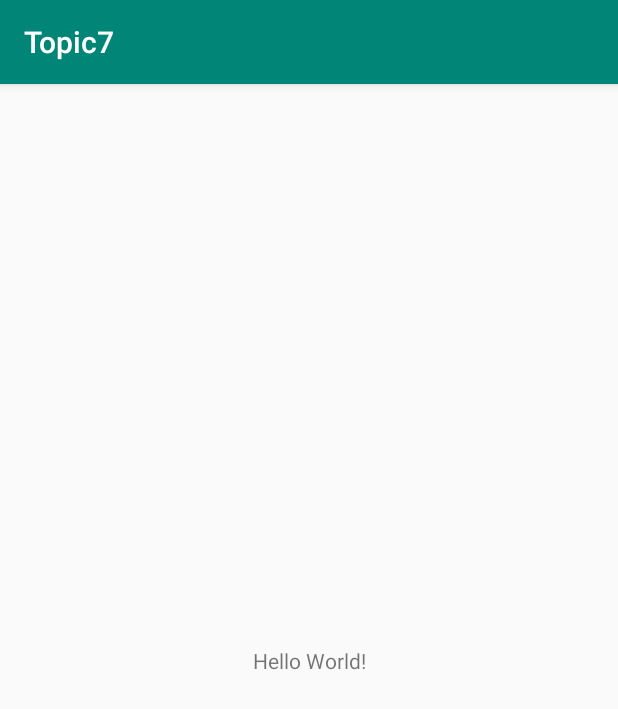
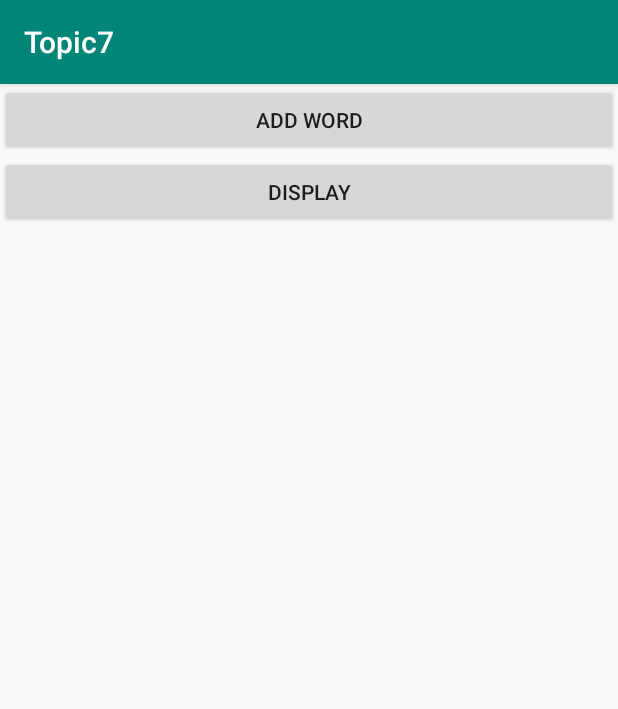
Before and after one commit to prachiadhikari/Topic7, an Android app: the screen it shows after launch (MainActivity before the commit, DashboardActivity after it), on a phone screen of 412 x 824 dp. Shown: the top 709 px of the screen. Run offline under Robolectric (Android 15) with nearby library versions, the phone set to English and light mode, and no system bars.

Commit message:
initial commit

```diff
--- /dev/null
+++ b/app/src/main/java/com/prachi/topic7/DashboardActivity.java
@@ -0,0 +1,86 @@
+package com.prachi.topic7;
+
+import androidx.appcompat.app.AppCompatActivity;
+
+import android.content.Intent;
+import android.os.Bundle;
+import android.view.View;
+import android.widget.AdapterView;
+import android.widget.ArrayAdapter;
+import android.widget.Button;
+import android.widget.ListView;
+
+import java.io.BufferedReader;
+import java.io.FileInputStream;
+import java.io.IOException;
+import java.io.InputStreamReader;
+import java.util.ArrayList;
+import java.util.HashMap;
+import java.util.Map;
+
+public class DashboardActivity extends AppCompatActivity {
+    private ListView lstDictonary;
+    Button btnAdd,btnDisplay;
+
+    private Map<String, String> dictionary;
+    private void readFromFile()
+    {
+        try {
+            FileInputStream fos=openFileInput("word.txt");
+            InputStreamReader isr=new InputStreamReader(fos);
+            BufferedReader br=new BufferedReader(isr);
+            String line ="";
+            while((line=br.readLine())!=null)
+            {
+                String[] parts=line.split("->");
+                dictionary.put(parts[0],parts[1]);
+            }
+        }
+        catch (IOException e)
+        {
+            e.printStackTrace();
+        }
+    }
+
+    @Override
+    protected void onCreate(Bundle savedInstanceState) {
+        super.onCreate(savedInstanceState);
+        setContentView(R.layout.activity_dashboard);
+
+        lstDictonary=findViewById(R.id.lstDictionary);
+        dictionary=new HashMap<>();
+        btnAdd=findViewById(R.id.btnAdd);
+
+        btnAdd.setOnClickListener(new View.OnClickListener() {
+            @Override
+            public void onClick(View v) {
+
+              Intent intent = new Intent(DashboardActivity.this,AddActivity.class);
+             startActivity(intent);
+            }
+        });
+
+        btnDisplay=findViewById(R.id.btnDisplay);
+
+
+        readFromFile();
+
+        ArrayAdapter adapter=new ArrayAdapter<>(this,
+                android.R.layout.simple_list_item_1,
+                new ArrayList<String>(dictionary.keySet()));
+
+        lstDictonary.setAdapter(adapter);
+        lstDictonary.setOnItemClickListener(new AdapterView.OnItemClickListener() {
+            @Override
+            public void onItemClick(AdapterView<?> parent, View view, int position, long id) {
+                String key =parent.getItemAtPosition(position).toString();
+                String meaning=dictionary.get(key);
+                // Toast.makeText(getApplicationContext(),capital.toString(),Toast.LENGTH_LONG).show();
+                Intent intent = new Intent(DashboardActivity.this,DisplayActivity.class);
+                intent.putExtra("meaning",meaning);
+                startActivity(intent);
+
+            }
+        });
+    }
+}
--- a/app/src/main/java/com/prachi/topic7/MainActivity.java
+++ b/app/src/main/java/com/prachi/topic7/MainActivity.java
@@ -3,6 +3,7 @@ package com.prachi.topic7;
 import androidx.appcompat.app.AppCompatActivity;
 
 import android.os.Bundle;
+import android.widget.ListView;
 
 public class MainActivity extends AppCompatActivity {
 
@@ -10,5 +11,7 @@ public class MainActivity extends AppCompatActivity {
     protected void onCreate(Bundle savedInstanceState) {
         super.onCreate(savedInstanceState);
         setContentView(R.layout.activity_main);
+
+
     }
 }
--- /dev/null
+++ b/app/src/main/res/layout/activity_dashboard.xml
@@ -0,0 +1,27 @@
+<?xml version="1.0" encoding="utf-8"?>
+<LinearLayout xmlns:android="http://schemas.android.com/apk/res/android"
+    xmlns:app="http://schemas.android.com/apk/res-auto"
+    xmlns:tools="http://schemas.android.com/tools"
+    android:layout_width="match_parent"
+    android:layout_height="match_parent"
+    android:orientation="vertical"
+    tools:context=".DashboardActivity">
+    <Button
+        android:layout_width="match_parent"
+        android:layout_height="wrap_content"
+        android:text="Add Word"
+        android:id="@+id/btnAdd"
+        />
+
+    <Button
+        android:layout_width="match_parent"
+        android:layout_height="wrap_content"
+        android:text="Display"
+        android:id="@+id/btnDisplay"
+        />
+    <ListView
+        android:layout_width="match_parent"
+        android:layout_height="wrap_content"
+        android:id="@+id/lstDictionary"
+        />
+</LinearLayout>
```
Also changed, not shown: app/src/main/AndroidManifest.xml (+10 -1 lines), app/src/main/java/com/prachi/topic7/AddActivity.java (added, +58 -0 lines), app/src/main/java/com/prachi/topic7/DisplayActivity.java (added, +31 -0 lines), app/src/main/res/layout/activity_add.xml (added, +31 -0 lines), app/src/main/res/layout/activity_display.xml (added, +18 -0 lines).
